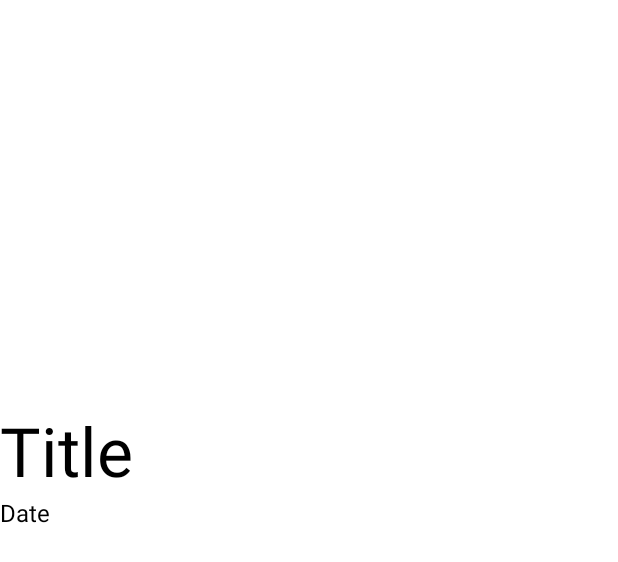
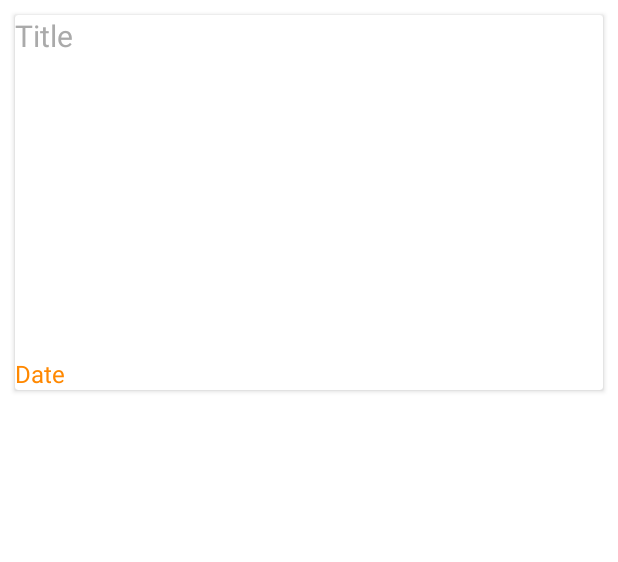
Before and after one commit to mazenrikab/ProjetMobileNewsApp, an Android app: the layout list_item.xml on its own in the app's theme, with its tools: preview values and no code run, on a phone screen of 412 x 824 dp. Shown: the top 562 px of the screen. Run offline under Robolectric (Android 15) with nearby library versions, the phone set to English and light mode, and no system bars.

Commit message:
adjusting Title color, size and placement

```diff
--- a/app/src/main/res/layout/list_item.xml
+++ b/app/src/main/res/layout/list_item.xml
@@ -1,17 +1,19 @@
 <?xml version="1.0" encoding="utf-8"?>
-<LinearLayout xmlns:tools="http://schemas.android.com/tools"
+<LinearLayout
     android:orientation="vertical"
-    xmlns:android="http://schemas.android.com/apk/res/android" android:layout_width="match_parent"
-    android:layout_height="wrap_content">
+    xmlns:android="http://schemas.android.com/apk/res/android"
+    android:layout_width="match_parent"
+    android:layout_height="match_parent"
+    >
 <androidx.cardview.widget.CardView
     android:layout_width="match_parent"
     android:layout_height="wrap_content"
     android:id="@+id/cardView"
     android:padding="10dp"
-    android:layout_margin="10dp"/>
+    android:layout_margin="10dp">
     <FrameLayout
         android:layout_width="match_parent"
-        android:layout_height="250dp"/>
+        android:layout_height="250dp">
         <ImageView
             android:layout_width="match_parent"
             android:layout_height="wrap_content"
@@ -21,16 +23,17 @@
             android:layout_height="wrap_content"
             android:id="@+id/NewsTitle"
             android:text="Title"
-            android:textSize="45sp"
-            android:textColor="@android:color/black"
+            android:textSize="20sp"
+            android:textColor="@android:color/darker_gray"
             />
     <TextView
         android:id="@+id/newsDate"
         android:layout_width="wrap_content"
         android:layout_height="wrap_content"
         android:text="Date"
-        android:textColor="@android:color/black"
+        android:textColor="@android:color/holo_orange_dark"
         android:textSize="16sp"
         android:layout_gravity="bottom"/>
-
+    </FrameLayout>
+</androidx.cardview.widget.CardView>
 </LinearLayout>
```
